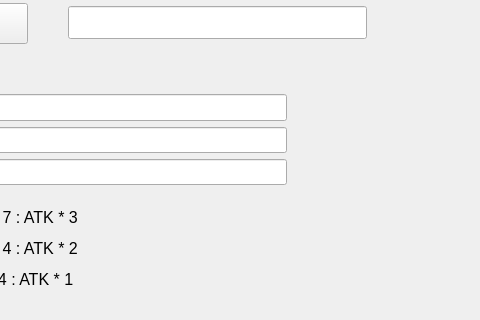
Above: mainwindow.ui from danzmoses/cs100-project before the change; both pictures show x 544 to 1024 and y 448 to 768 of the 1024 by 768 pixel window. Below: the same form after it.
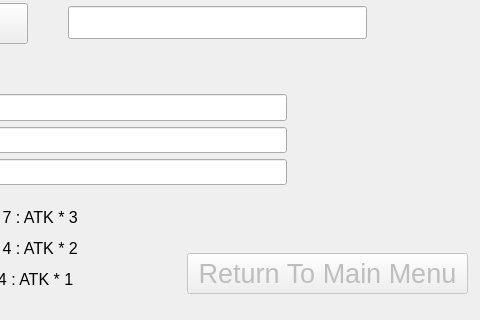
That is the form after the change. The open tabs and pages were chosen to show the change.

Commit message: Added return to main menu button after a battle

Diff of the .ui file:
```diff
--- a/mainwindow.ui
+++ b/mainwindow.ui
@@ -2530,6 +2530,27 @@
          </item>
         </layout>
        </widget>
+       <widget class="QPushButton" name="returnToMainMenuButton">
+        <property name="enabled">
+         <bool>false</bool>
+        </property>
+        <property name="geometry">
+         <rect>
+          <x>720</x>
+          <y>690</y>
+          <width>281</width>
+          <height>41</height>
+         </rect>
+        </property>
+        <property name="font">
+         <font>
+          <pointsize>20</pointsize>
+         </font>
+        </property>
+        <property name="text">
+         <string>Return To Main Menu</string>
+        </property>
+       </widget>
       </widget>
      </widget>
     </item>
```
The commit also changes 2 other files.
